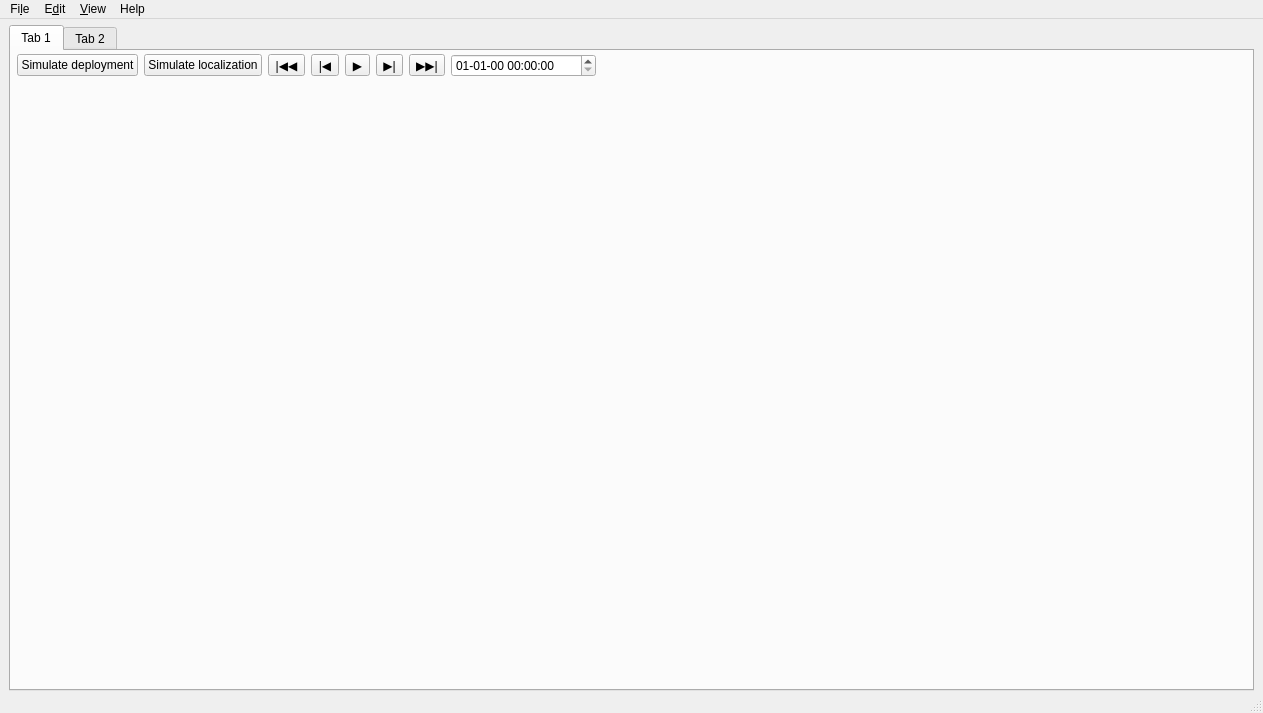
Old version of the form ui/main_window.ui in the repository spel-uchile/Pypredict.
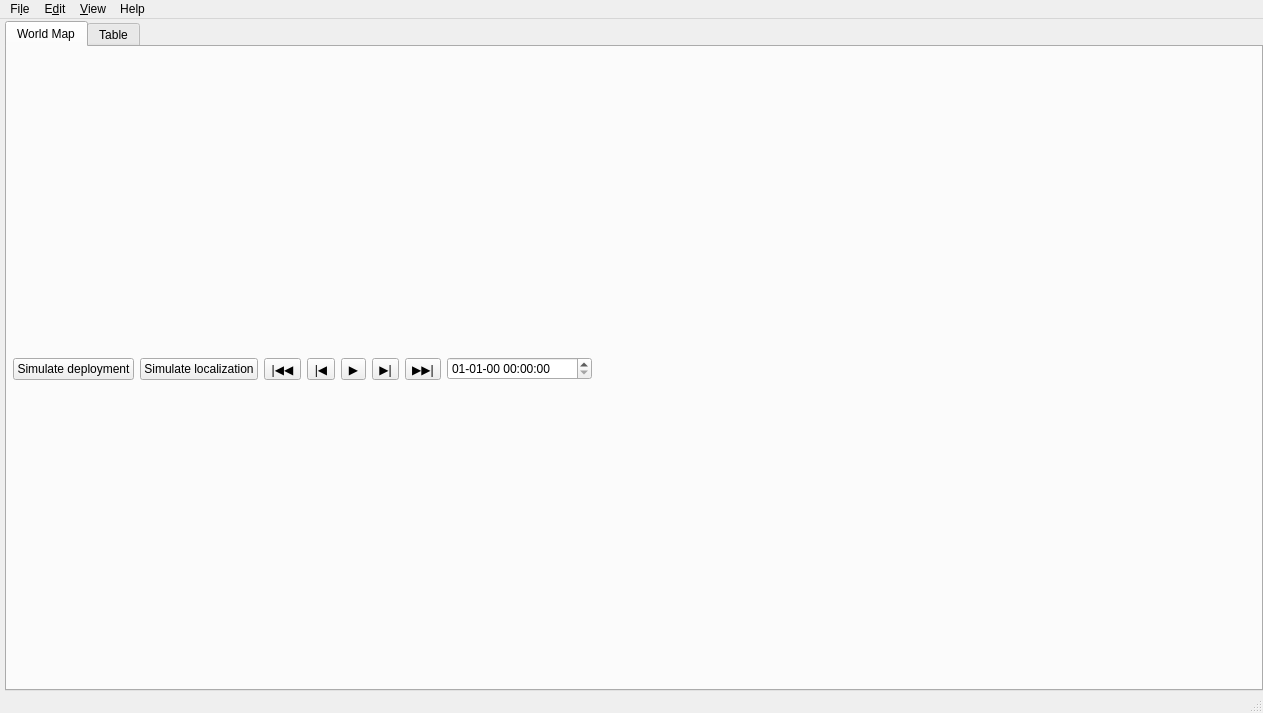
New version of the form.

Commit message: Added names for the tabs. Reduced the margins to increase the size of the world map.

Diff of the .ui file:
```diff
--- a/ui/main_window.ui
+++ b/ui/main_window.ui
@@ -16,10 +16,16 @@
   <widget class="QWidget" name="centralwidget">
    <layout class="QVBoxLayout" name="verticalLayout_2">
     <property name="spacing">
-     <number>6</number>
+     <number>0</number>
+    </property>
+    <property name="leftMargin">
+     <number>5</number>
     </property>
     <property name="topMargin">
-     <number>6</number>
+     <number>2</number>
+    </property>
+    <property name="rightMargin">
+     <number>0</number>
     </property>
     <property name="bottomMargin">
      <number>0</number>
@@ -37,7 +43,7 @@
       </property>
       <widget class="QWidget" name="tab">
        <attribute name="title">
-        <string>Tab 1</string>
+        <string>World Map</string>
        </attribute>
        <layout class="QVBoxLayout" name="verticalLayout_4">
         <property name="spacing">
@@ -80,10 +86,10 @@
             <number>6</number>
            </property>
            <property name="topMargin">
-            <number>3</number>
+            <number>2</number>
            </property>
            <property name="rightMargin">
-            <number>3</number>
+            <number>0</number>
            </property>
            <property name="bottomMargin">
             <number>0</number>
@@ -186,10 +192,16 @@
             <height>16777215</height>
            </size>
           </property>
+          <property name="lineWidth">
+           <number>1</number>
+          </property>
           <layout class="QVBoxLayout" name="verticalLayout">
            <property name="spacing">
             <number>0</number>
            </property>
+           <property name="sizeConstraint">
+            <enum>QLayout::SetMaximumSize</enum>
+           </property>
            <property name="leftMargin">
             <number>0</number>
            </property>
@@ -209,7 +221,7 @@
       </widget>
       <widget class="QWidget" name="tab_2">
        <attribute name="title">
-        <string>Tab 2</string>
+        <string>Table</string>
        </attribute>
        <layout class="QVBoxLayout" name="verticalLayout_5">
         <property name="leftMargin">
```
Left out of the diff: 27 changed lines with no effect on the pictures. The commit also changes 1 other file.
